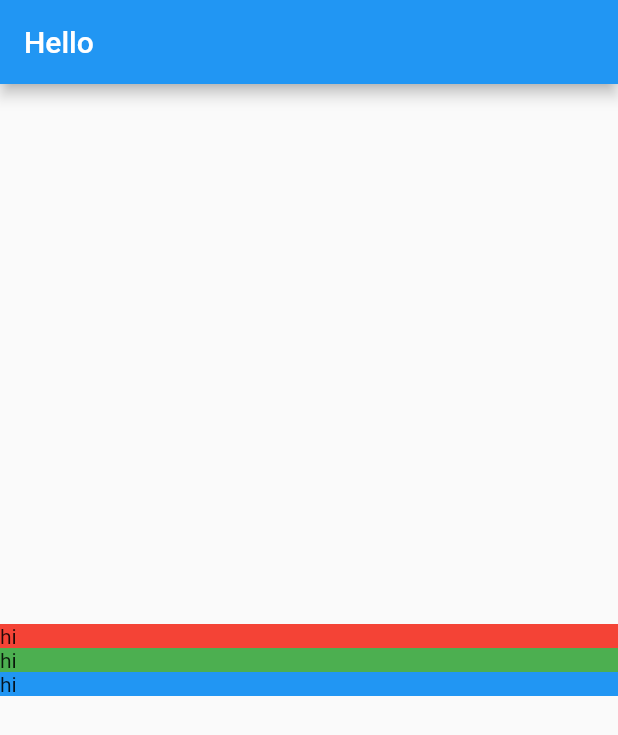
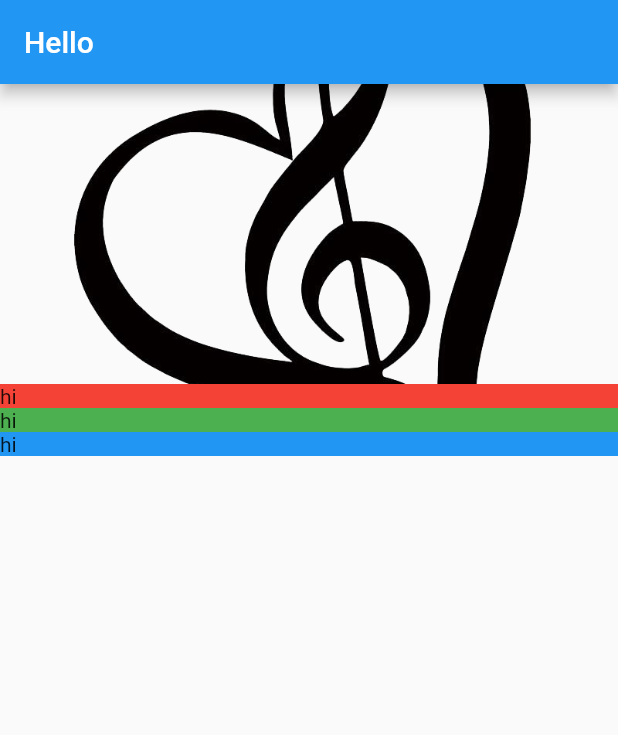
Before and after one commit to samevans/simphony, a Flutter app: the screen it shows after launch, on a phone screen of 412 x 824 dp. Shown: the top 735 px of the screen. Run offline on Flutter 3.47's test engine with Material 2 defaults, Android fonts, the phone set to English and light mode, and no system bars.

Commit message:
assets and images

```diff
--- a/lib/app.dart
+++ b/lib/app.dart
@@ -1,5 +1,5 @@
 import 'package:flutter/material.dart';
-import 'screens/login/landingScreen.dart';
+import 'screens/login/landing_screen.dart';
 
 class App extends StatelessWidget {
 
--- /dev/null
+++ b/lib/screens/login/image_banner.dart
@@ -0,0 +1,22 @@
+import 'package:flutter/material.dart';
+
+class ImageBanner extends StatelessWidget {
+
+  final String _assetPath;
+
+  ImageBanner(this._assetPath);
+
+  @override
+  Widget build(BuildContext context){
+    return Container(
+      constraints: BoxConstraints.expand(
+        height: 200.0,
+      ),
+      decoration: BoxDecoration(color: Colors.transparent),
+      child: Image.asset(
+        _assetPath,
+        fit: BoxFit.cover
+      ),
+    );
+  }
+}
--- a/lib/screens/login/landingScreen.dart
+++ b/lib/screens/login/landing_screen.dart
@@ -1,4 +1,5 @@
 import 'package:flutter/material.dart';
+import 'image_banner.dart';
 import 'text_section.dart';
 
 class LandingScreen extends StatelessWidget {
@@ -10,9 +11,10 @@ class LandingScreen extends StatelessWidget {
 				title: Text('Hello'),
 			),
 			body: Column(
-        mainAxisAlignment: MainAxisAlignment.center,
+        mainAxisAlignment: MainAxisAlignment.start,
         crossAxisAlignment: CrossAxisAlignment.stretch,
         children: [
+          ImageBanner("assets/images/treble-clef-heart.png"),
           TextSection(Colors.red),
           TextSection(Colors.green),
           TextSection(Colors.blue),
--- a/pubspec.yaml
+++ b/pubspec.yaml
@@ -41,9 +41,8 @@ flutter:
   uses-material-design: true
 
   # To add assets to your application, add an assets section, like this:
-  # assets:
-  #  - images/a_dot_burr.jpeg
-  #  - images/a_dot_ham.jpeg
+  assets:
+    - assets/images/
 
   # An image asset can refer to one or more resolution-specific "variants", see
   # https://flutter.dev/assets-and-images/#resolution-aware.
```
Also changed, not shown: assets/images/treble-clef-heart.png (added), 1 other file.
